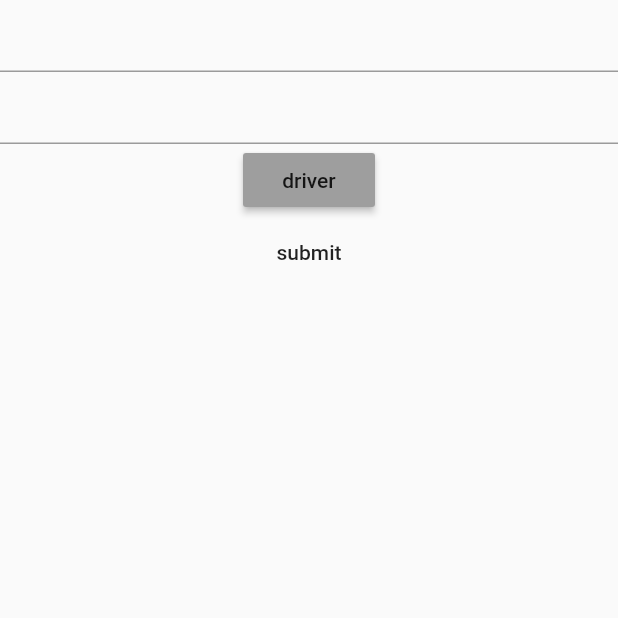
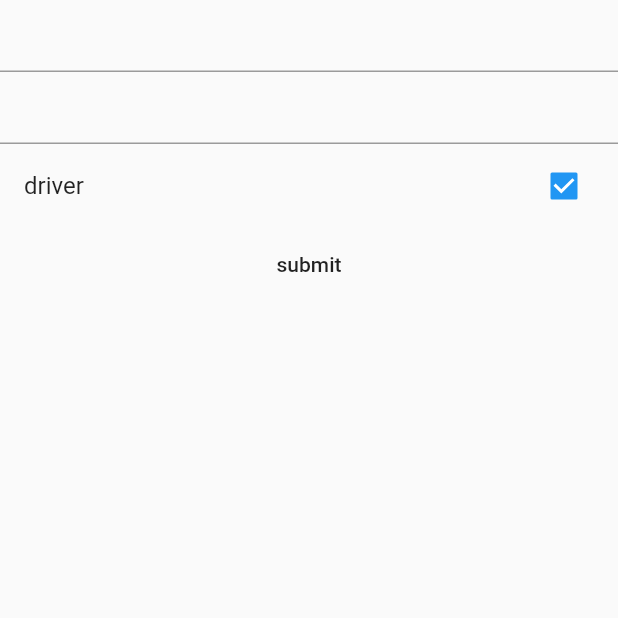
Before and after one commit to MuhammedMuhammed/transpporter_app_test, a Flutter app: the screen it shows after launch, after a tap on "next", after a tap on "driver", on a phone screen of 412 x 824 dp, the top half of it. Run offline on Flutter 3.47's test engine with Material 2 defaults, Android fonts, the phone set to English and light mode, and no system bars; our stand-ins replace fluttertoast, geolocator, google_maps_flutter, permission_handler; missing offline and left inert: catcher, google_map_polyline.

Commit message:
do some driver upgradings

```diff
--- a/lib/Login.dart
+++ b/lib/Login.dart
@@ -2,12 +2,23 @@ import 'dart:async';
 import 'dart:io';
 import 'package:flutter/material.dart';
 import 'package:transpporter_app_test/availableTripsView.dart';
+import 'package:transpporter_app_test/databaseModels/trips.dart';
 import 'package:transpporter_app_test/driver.dart';
 import 'main.dart';
 import 'databaseModels/users.dart';
 void main() {
   runApp(MyApp());
 }
+List<trips> avaialableTrips = [new trips(
+  id: 1, startPointLat:30.31231, startPointLng:30.3123123,
+   endPointLat:31.312313,
+   endPointLng:31.41241,
+   routeLength:111,
+   price:11,
+   tripTime:DateTime(2020,8,14,16,00)
+  ,  driverId:2
+  ,  tripText:"M to M"
+)];
 user curUser = new user();
 
 class MyApp extends StatelessWidget {
@@ -42,6 +53,7 @@ class MyApp extends StatelessWidget {
        "/e":(BuildContext context) =>AvailableTrips(),
 
 
+
      },
     );
   }
@@ -66,6 +78,9 @@ class MyLoginPage extends StatefulWidget {
   }
   class _MyLoginPageState extends State<MyLoginPage> {
     int _counter = 0;
+    Color btnColor = Colors.grey;
+        bool driver = false;
+
      void _incrementCounter() {
     setState(() {
 
@@ -84,8 +99,7 @@ class MyLoginPage extends StatefulWidget {
        TextEditingController phoneEditingController = new TextEditingController();
        TextEditingController emailEditingController = new TextEditingController();
        TextEditingController passwordEditingController = new TextEditingController();
-        bool driver = false;
-        Color btnColor = Colors.grey;
+
         return Scaffold(
 
         body:PageView(
@@ -120,24 +134,14 @@ class MyLoginPage extends StatefulWidget {
                     TextField(
                       keyboardType: TextInputType.visiblePassword,
                       controller: passwordEditingController,),
-                      MaterialButton(
-                        child: Text("driver"),
+                      CheckboxListTile(
+                        title: Text("driver"),
+                        value: driver,
+                        onChanged:(value){
+                        setState.call(() => driver =value  );
+                          print(driver.toString());
+                                             },
 
-                        onPressed:(){
-                          if(driver)
-                          {
-                            driver = false;
-                            btnColor = Colors.grey;
-                          }else{
-                            driver = true;
-                            btnColor = Colors.blue;
-
-                          }
-                        print("driver ?: "+ driver.toString());
-                                      return;
-
-                                             },
-                        color: btnColor,
                       ),
                     FlatButton(onPressed: (){
                       curUser.id= driver? 2: 1;
--- a/pubspec.yaml
+++ b/pubspec.yaml
@@ -56,8 +56,8 @@ flutter:
   # assets:
   #   - images/a_dot_burr.jpeg
   #   - images/a_dot_ham.jpeg
-assets:
-  - images/user_icon_png_person_user_profile_icon_20.png
+  assets:
+    - images/user_icon_png_person_user_profile_icon_20.png
   # An image asset can refer to one or more resolution-specific "variants", see
   # https://flutter.dev/assets-and-images/#resolution-aware.
 
```
Also changed, not shown: lib/availableTripsView.dart (+24 -17 lines), lib/driver.dart (+80 -7 lines), lib/main.dart (+28 -15 lines), 5 other files.
